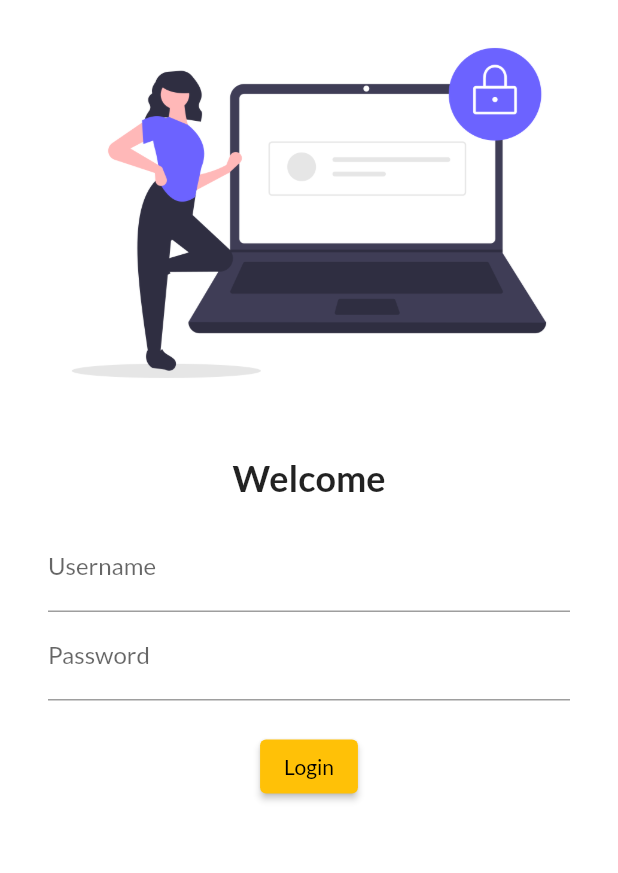
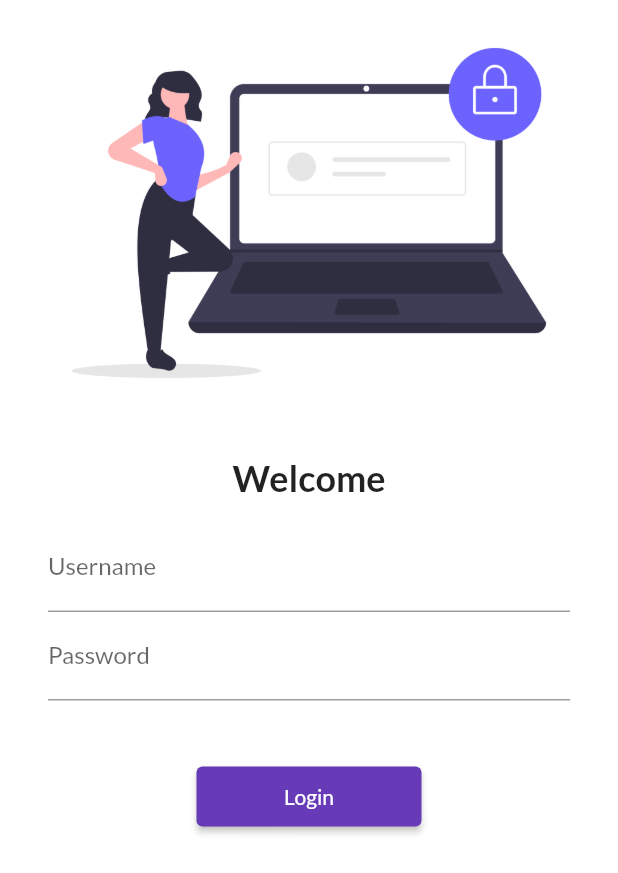
Before and after one commit to sanjeevkumar14/30DaysOfFlutter, a Flutter app: the LoginPage screen opened by its route, on a phone screen of 412 x 824 dp. Shown: the top 873 px of the screen. Run offline on Flutter 3.47's test engine with Material 2 defaults, Android fonts, the phone set to English and light mode, and no system bars; our stand-ins replace google_fonts.

Commit message:
Day 5 completed

```diff
--- a/lib/pages/login_page.dart
+++ b/lib/pages/login_page.dart
@@ -1,10 +1,12 @@
 import 'package:flutter/material.dart';
+import 'package:flutter_catalog/utils/routes.dart';
 
 class LoginPage extends StatelessWidget {
   @override
   Widget build(BuildContext context) {
     return Material(
       color: Colors.white,
+      child: SingleChildScrollView(
         child: Column(
           children: [
             Image.asset(
@@ -19,7 +21,8 @@ class LoginPage extends StatelessWidget {
               style: TextStyle(fontSize: 24, fontWeight: FontWeight.bold),
             ),
             Padding(
-            padding: const EdgeInsets.symmetric(vertical: 16.0, horizontal: 32.0),
+              padding:
+                  const EdgeInsets.symmetric(vertical: 16.0, horizontal: 32.0),
               child: Column(
                 children: [
                   TextFormField(
@@ -36,13 +39,13 @@ class LoginPage extends StatelessWidget {
                     ),
                   ),
                   SizedBox(
-              height: 20,
+                    height: 40,
                   ),
                   ElevatedButton(
                     child: Text("Login"),
-              style: TextButton.styleFrom(),
-              onPressed: (){
-
+                    style: TextButton.styleFrom(minimumSize: Size(150, 40)),
+                    onPressed: () {
+                      Navigator.pushNamed(context, MyRoutes.homeRoutes);
                     },
                   )
                 ],
@@ -50,6 +53,7 @@ class LoginPage extends StatelessWidget {
             )
           ],
         ),
+      ),
     );
   }
 }
--- /dev/null
+++ b/lib/utils/routes.dart
@@ -0,0 +1,4 @@
+class MyRoutes {
+  static String loginRoute = "/login";
+  static String homeRoutes = "/home";
+}
```
Also changed, not shown: lib/main.dart (+8 -6 lines), lib/pages/home_page.dart (+5 -5 lines), 3 other files. Lines whose indentation alone changed are shown as unchanged.
